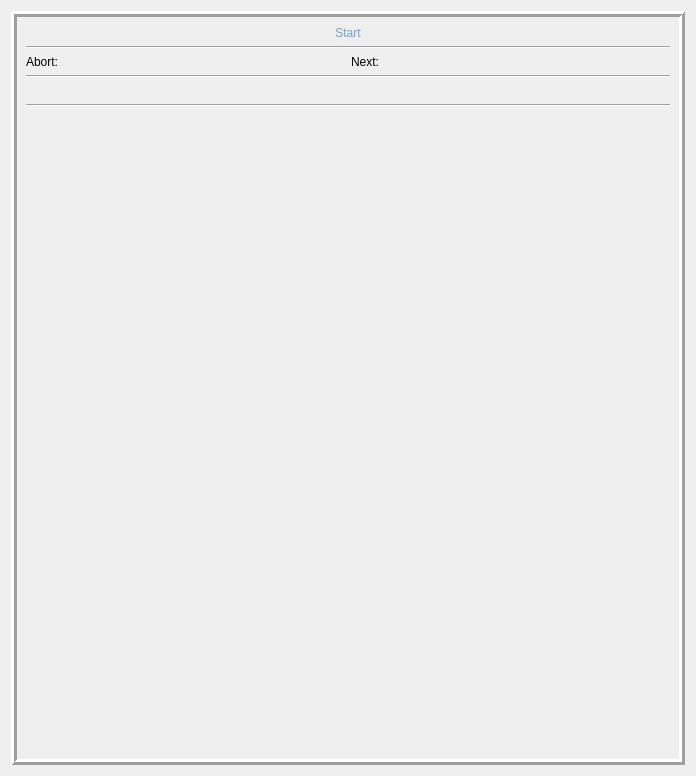
First picture: the form in src/L4/ui/state.ui, repository vedangnaik/Carina-mirror, before the edit.
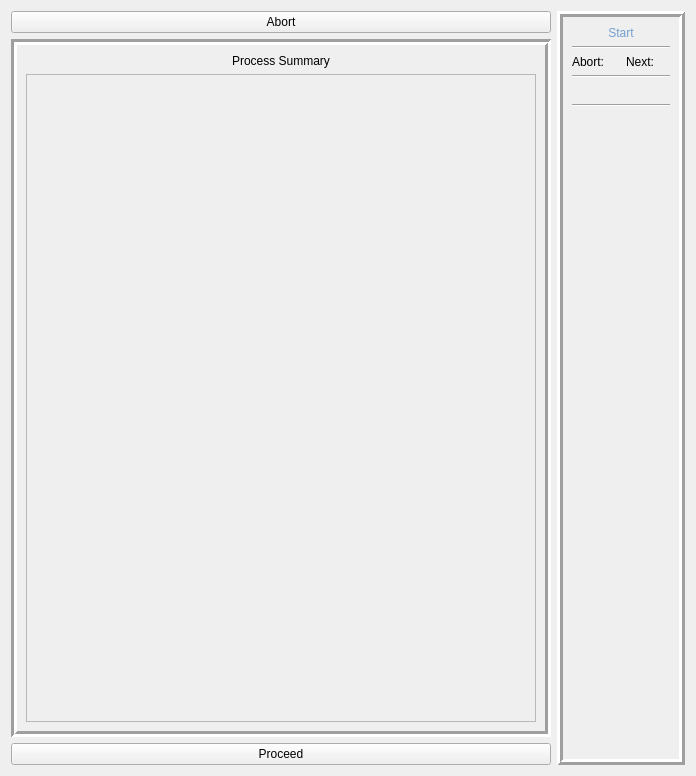
Second picture: the form after the edit.

Commit message: Unified state UI, removed unwanted files

```diff
--- a/src/L4/ui/state.ui
+++ b/src/L4/ui/state.ui
@@ -22,8 +22,78 @@
   <property name="lineWidth" stdset="0">
    <number>4</number>
   </property>
+  <layout class="QHBoxLayout" name="horizontalLayout_7">
+   <item>
+    <layout class="QHBoxLayout" name="horizontalLayout_6">
+     <item>
+      <layout class="QVBoxLayout" name="verticalLayout_3">
+       <item>
+        <widget class="QPushButton" name="abortButton">
+         <property name="text">
+          <string>Abort</string>
+         </property>
+        </widget>
+       </item>
+       <item>
+        <widget class="QFrame" name="psFrame">
+         <property name="frameShape">
+          <enum>QFrame::Box</enum>
+         </property>
+         <property name="frameShadow">
+          <enum>QFrame::Sunken</enum>
+         </property>
+         <property name="lineWidth">
+          <number>3</number>
+         </property>
+         <layout class="QVBoxLayout" name="verticalLayout_2">
+          <item>
+           <widget class="QLabel" name="label_3">
+            <property name="styleSheet">
+             <string notr="true">font: 63 18pt &quot;Source Code Pro Semibold&quot;;</string>
+            </property>
+            <property name="text">
+             <string>Process Summary</string>
+            </property>
+            <property name="alignment">
+             <set>Qt::AlignCenter</set>
+            </property>
+           </widget>
+          </item>
+          <item>
+           <widget class="QScrollArea" name="scrollArea">
+            <property name="widgetResizable">
+             <bool>true</bool>
+            </property>
+            <widget class="QWidget" name="widget_2">
+             <property name="geometry">
+              <rect>
+               <x>0</x>
+               <y>0</y>
+               <width>490</width>
+               <height>623</height>
+              </rect>
+             </property>
   <layout class="QHBoxLayout" name="horizontalLayout_3">
    <item>
+               <layout class="QVBoxLayout" name="psLayout"/>
+              </item>
+             </layout>
+            </widget>
+           </widget>
+          </item>
+         </layout>
+        </widget>
+       </item>
+       <item>
+        <widget class="QPushButton" name="proceedButton">
+         <property name="text">
+          <string>Proceed</string>
+         </property>
+        </widget>
+       </item>
+      </layout>
+     </item>
+     <item>
     <widget class="QFrame" name="csFrame">
      <property name="styleSheet">
       <string notr="true"/>
@@ -234,6 +304,8 @@
       </item>
      </layout>
     </widget>
+     </item>
+    </layout>
    </item>
   </layout>
  </widget>
```
Lines whose indentation alone changed are shown as unchanged. The commit also changes 9 other files.
